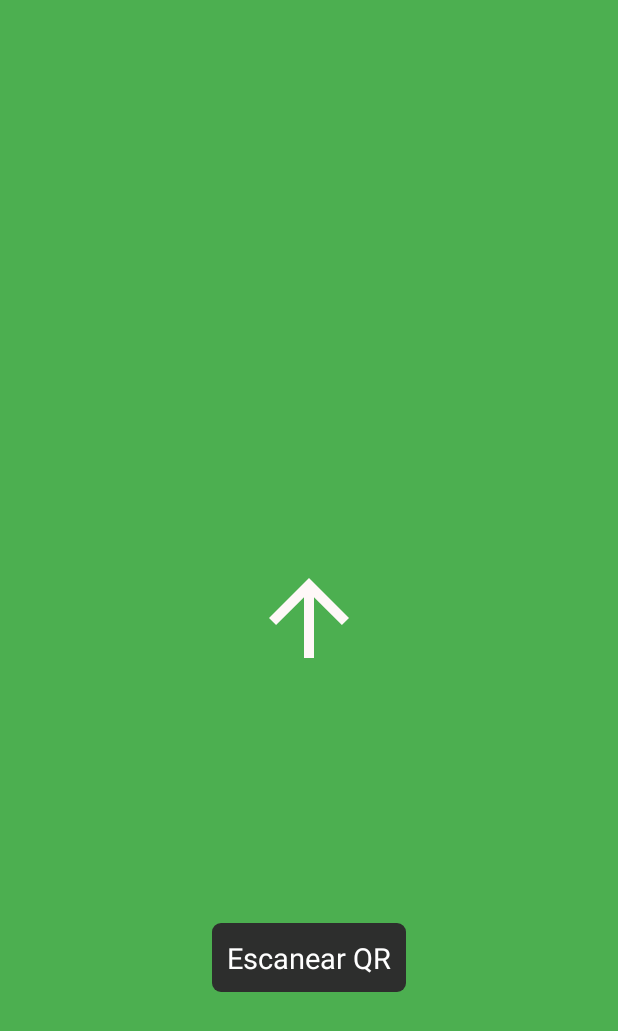
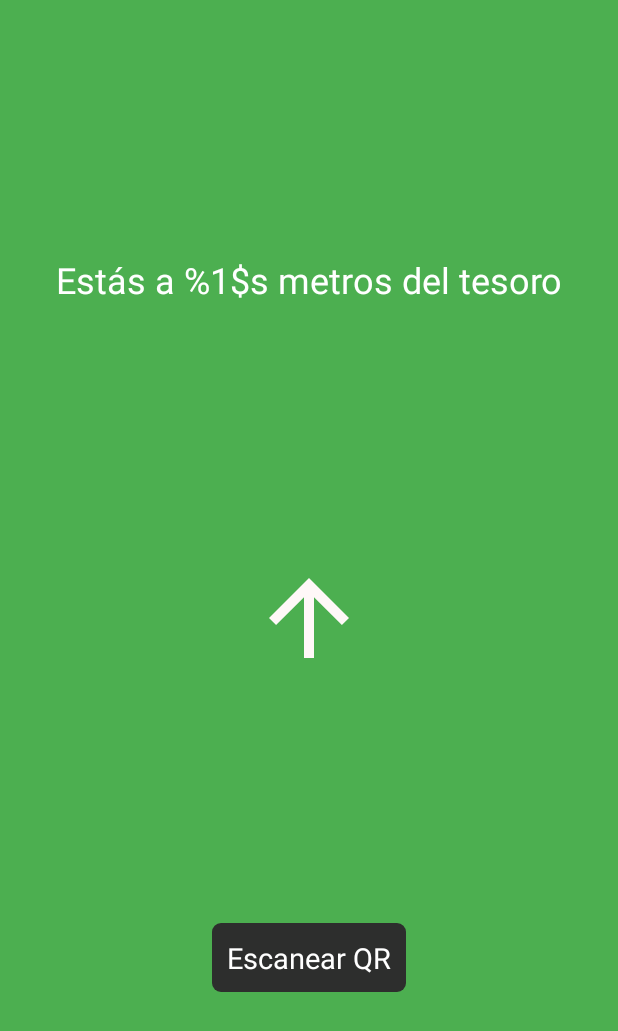
Before and after one commit to UTN-FRBA-Mobile/Hunter, an Android app: the layout fragment_compass.xml on its own in the app's theme, with its tools: preview values and no code run, on a phone screen of 412 x 824 dp. Shown: the top 1031 px of the screen. Run offline under Robolectric (Android 15) with nearby library versions, the light colour scheme and no system bars; network calls fail.

Commit message:
adding distance to compass fragment

```diff
--- a/Mobile/Android/app/src/main/res/layout/fragment_compass.xml
+++ b/Mobile/Android/app/src/main/res/layout/fragment_compass.xml
@@ -1,9 +1,9 @@
 <?xml version="1.0" encoding="utf-8"?>
-<androidx.constraintlayout.widget.ConstraintLayout
-    xmlns:android="http://schemas.android.com/apk/res/android"
+<androidx.constraintlayout.widget.ConstraintLayout xmlns:android="http://schemas.android.com/apk/res/android"
     xmlns:app="http://schemas.android.com/apk/res-auto"
     android:layout_width="match_parent"
     android:layout_height="match_parent"
+    xmlns:tools="http://schemas.android.com/tools"
     android:background="@color/colorPrimary">
 
     <Button
@@ -17,6 +17,21 @@
         app:layout_constraintTop_toBottomOf="@id/scanQRButton"
         app:layout_constraintLeft_toLeftOf="parent"
         app:layout_constraintRight_toRightOf="parent" />
+
+    <TextView
+        android:id="@+id/distanceTextView"
+        android:layout_width="0dp"
+        android:layout_height="wrap_content"
+        android:layout_margin="16dp"
+        android:gravity="center"
+        android:textColor="@color/white"
+        android:textSize="24sp"
+        app:layout_constraintBottom_toTopOf="@+id/compassView"
+        app:layout_constraintHorizontal_bias="0.0"
+        app:layout_constraintLeft_toLeftOf="parent"
+        app:layout_constraintRight_toRightOf="parent"
+        app:layout_constraintTop_toTopOf="parent"
+        tools:text="@string/compass_distance" />
 
     <Button
         android:id="@+id/scanQRButton"
--- a/Mobile/Android/app/src/main/res/values/strings.xml
+++ b/Mobile/Android/app/src/main/res/values/strings.xml
@@ -96,5 +96,6 @@
     -->
     <string name="hello_world">Hello Square World!</string>
     <string name="scan_qr">Escanear QR</string>
+    <string name="compass_distance">Estás a %1$s metros del tesoro</string>
 
 </resources>
```
Also changed, not shown: Mobile/Android/app/src/main/java/com/utn/frba/desarrollomobile/hunter/ui/fragment/CompassFragment.kt (+6 -2 lines), Mobile/Android/app/src/main/res/layout/dialog_clue_layout.xml (+9 -8 lines).
